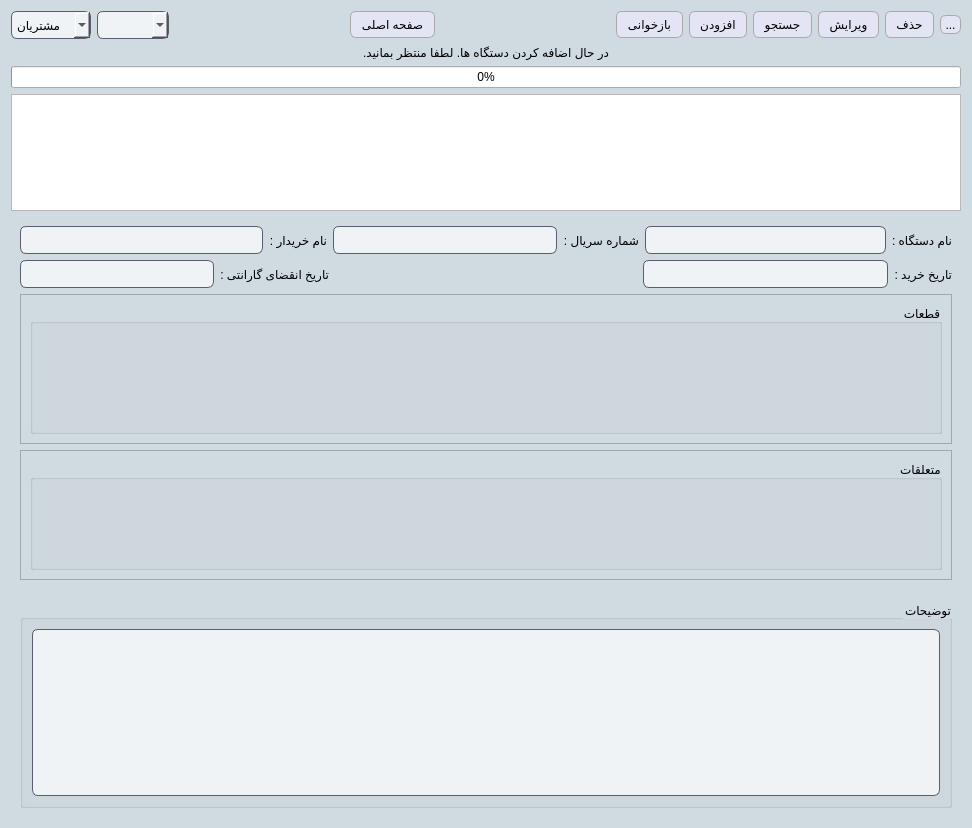
The window that tables.ui (kia-far/QtDBS) describes before a commit, drawn with Qt 5.
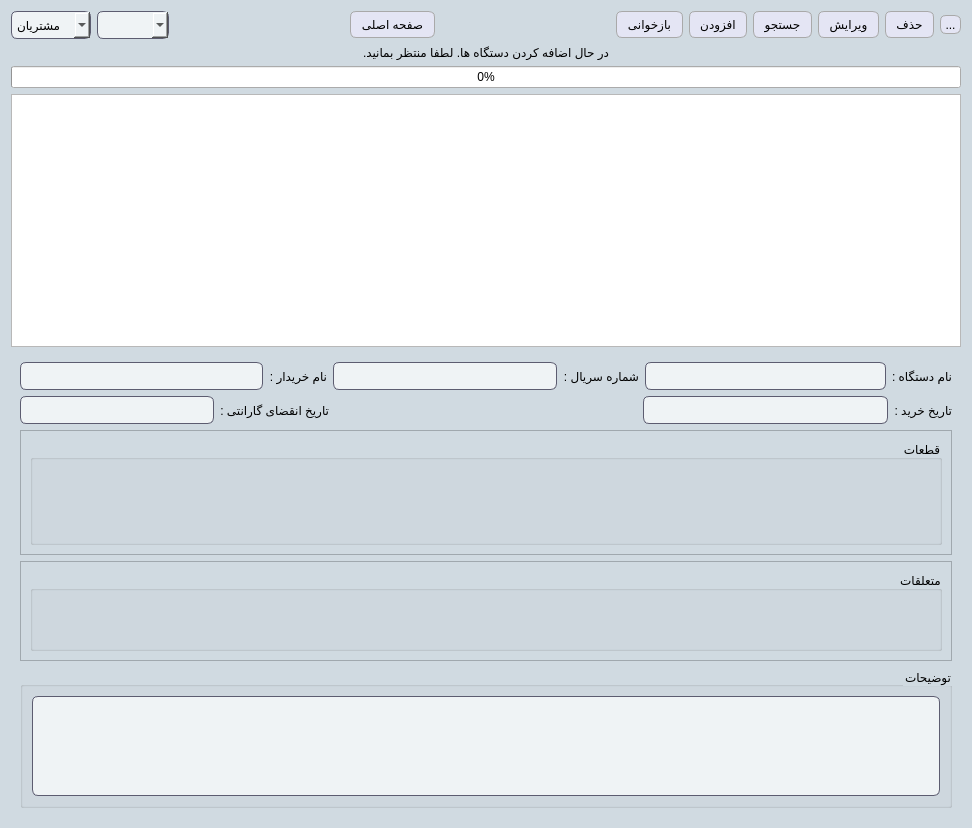
The same window after the commit.

Commit message: added icon to the app. dixed the devices button icon having a agrey background and not being transparent. fixed the empty widget on an enmty device table.

The edit to the form file:
```diff
--- a/tables.ui
+++ b/tables.ui
@@ -128,6 +128,12 @@
   <layout class="QGridLayout" name="gridLayout">
    <item row="4" column="0" colspan="11">
     <widget class="QTableView" name="tableView">
+     <property name="minimumSize">
+      <size>
+       <width>0</width>
+       <height>200</height>
+      </size>
+     </property>
      <property name="layoutDirection">
       <enum>Qt::LayoutDirection::RightToLeft</enum>
      </property>
@@ -310,7 +316,7 @@
    <item row="6" column="0" colspan="11">
     <widget class="QWidget" name="widget" native="true">
      <property name="sizePolicy">
-      <sizepolicy hsizetype="Expanding" vsizetype="Expanding">
+      <sizepolicy hsizetype="Expanding" vsizetype="Minimum">
        <horstretch>0</horstretch>
        <verstretch>0</verstretch>
       </sizepolicy>
@@ -318,13 +324,13 @@
      <property name="minimumSize">
       <size>
        <width>0</width>
-       <height>600</height>
+       <height>0</height>
       </size>
      </property>
      <property name="maximumSize">
       <size>
        <width>16777215</width>
-       <height>600</height>
+       <height>16777215</height>
       </size>
      </property>
      <property name="styleSheet">
@@ -579,7 +585,7 @@
         <property name="minimumSize">
          <size>
           <width>0</width>
-          <height>150</height>
+          <height>125</height>
          </size>
         </property>
         <property name="layoutDirection">
@@ -597,7 +603,7 @@
            <x>0</x>
            <y>0</y>
            <width>926</width>
-           <height>148</height>
+           <height>123</height>
           </rect>
          </property>
          <layout class="QHBoxLayout" name="horizontalLayout_8">
@@ -644,7 +650,7 @@
         <property name="minimumSize">
          <size>
           <width>0</width>
-          <height>130</height>
+          <height>100</height>
          </size>
         </property>
         <property name="layoutDirection">
@@ -662,7 +668,7 @@
            <x>0</x>
            <y>0</y>
            <width>926</width>
-           <height>128</height>
+           <height>98</height>
           </rect>
          </property>
          <layout class="QVBoxLayout" name="verticalLayout_2">
@@ -694,19 +700,6 @@
         </widget>
        </widget>
       </item>
-      <item>
-       <spacer name="verticalSpacer">
-        <property name="orientation">
-         <enum>Qt::Orientation::Vertical</enum>
-        </property>
-        <property name="sizeHint" stdset="0">
-         <size>
-          <width>20</width>
-          <height>40</height>
-         </size>
-        </property>
-       </spacer>
-      </item>
       <item>
        <widget class="QGroupBox" name="groupBox">
         <property name="title">
@@ -718,6 +711,12 @@
         <layout class="QHBoxLayout" name="horizontalLayout_9">
          <item>
           <widget class="QTextBrowser" name="form_description">
+           <property name="maximumSize">
+            <size>
+             <width>16777215</width>
+             <height>100</height>
+            </size>
+           </property>
            <property name="layoutDirection">
             <enum>Qt::LayoutDirection::RightToLeft</enum>
            </property>
```
Left out of the diff: 14 changed lines with no effect on the pictures. The commit also changes 80 other files.
